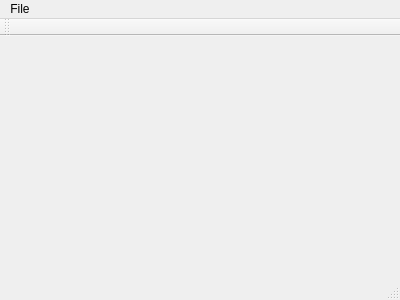
The window that gui/MainWindow.ui (vvmarko/triangulator) describes before a commit, drawn with Qt 5.
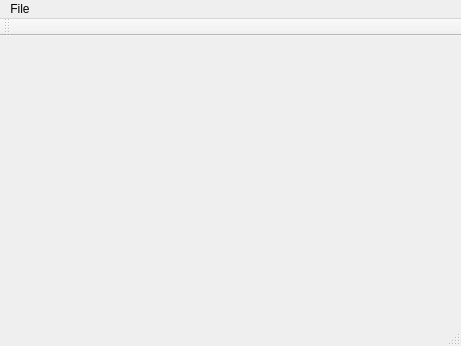
The same window after the commit.

Commit message: GUI dialog box for seeding with a ComboBox

```diff
--- a/gui/MainWindow.ui
+++ b/gui/MainWindow.ui
@@ -6,8 +6,8 @@
    <rect>
     <x>0</x>
     <y>0</y>
-    <width>400</width>
-    <height>300</height>
+    <width>461</width>
+    <height>346</height>
    </rect>
   </property>
   <property name="windowTitle">
@@ -19,7 +19,7 @@
     <rect>
      <x>0</x>
      <y>0</y>
-     <width>400</width>
+     <width>461</width>
      <height>22</height>
     </rect>
    </property>
```
The commit also changes 5 other files.
